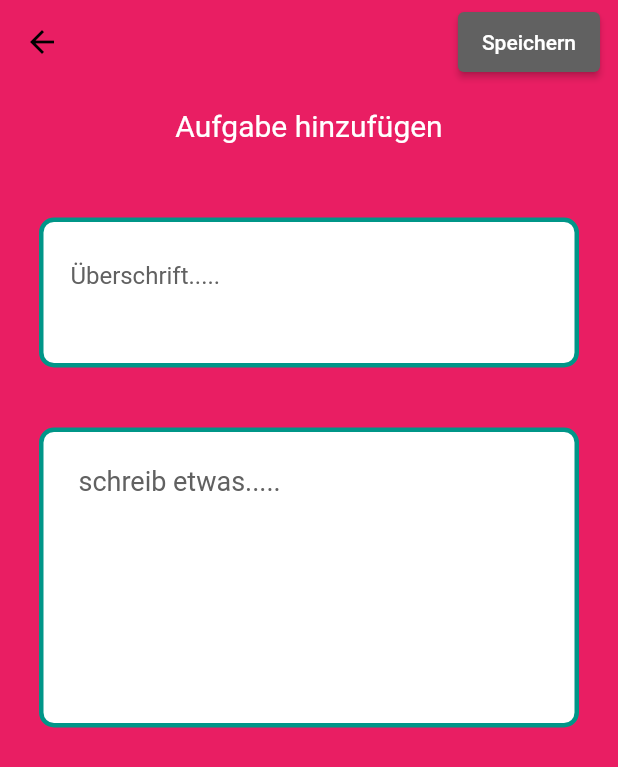
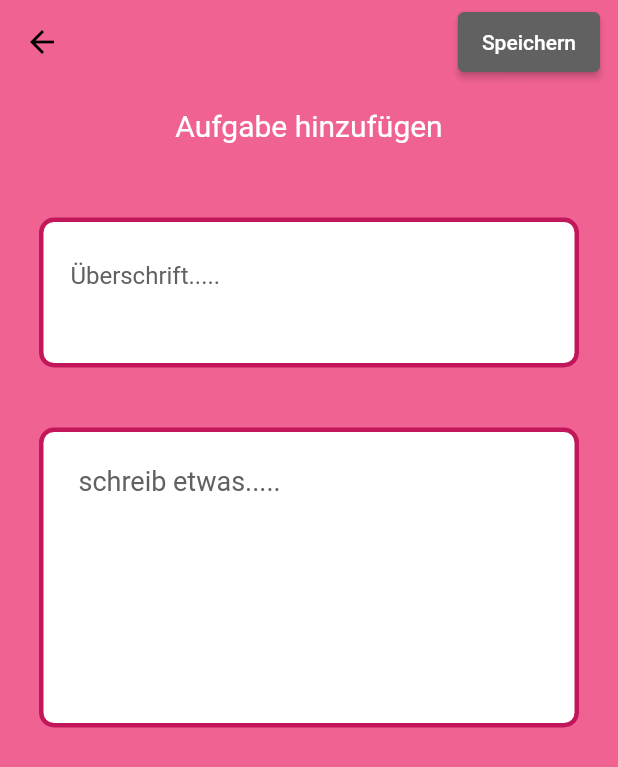
Before and after one commit to stephanxiayu/pink_princess, a Flutter app: the screen it shows after launch, after a tap on the "add" icon, on a phone screen of 412 x 824 dp. Shown: the top 767 px of the screen. Run offline on Flutter 3.47's test engine with Material 2 defaults, Android fonts, the phone set to English and light mode, and no system bars; our stand-ins replace google_mobile_ads, sqflite; accounts and stored records are empty; network calls fail.

Commit message:
Changes to be committed: 	modified:   lib/main.dart 	modified:   lib/note/editnote.dart 	modified:   lib/note/notewidget.dart

```diff
--- a/lib/main.dart
+++ b/lib/main.dart
@@ -23,10 +23,10 @@ class MyApp extends StatelessWidget {
   Widget build(BuildContext context) => MaterialApp(
         debugShowCheckedModeBanner: false,
         title: title,
-        themeMode: ThemeMode.light,
+        themeMode: ThemeMode.dark,
         theme: ThemeData(
           primaryColor: Colors.white,
-          scaffoldBackgroundColor: Colors.pink,
+          scaffoldBackgroundColor: Colors.pink[300],
           appBarTheme: AppBarTheme(
             backgroundColor: Colors.transparent,
             elevation: 0,
--- a/lib/note/editnote.dart
+++ b/lib/note/editnote.dart
@@ -65,13 +65,21 @@ class _AddEditNotePageState extends State<AddEditNotePage> {
       child: ElevatedButton(
         style: ElevatedButton.styleFrom(
           onPrimary: Colors.white,
-          primary: isFormValid ? null : Colors.grey.shade700,
+          primary: isFormValid
+          ? Colors.pink.shade700
+         : Colors.grey.shade700,
+
         ),
         onPressed: addOrUpdateNote,
         child: Text('Speichern'),
       ),
     );
   }
+
+
+
+
+
 
   void addOrUpdateNote() async {
     final isValid = _formKey.currentState!.validate();
--- a/lib/note/notewidget.dart
+++ b/lib/note/notewidget.dart
@@ -49,7 +49,7 @@ class NoteFormWidget extends StatelessWidget {
       decoration: BoxDecoration(
         color: Colors.white,
         border: Border.all(
-            color: Colors.teal,// set border color
+            color: Colors.pink.shade700,// set border color
             width: 3.0),   // set border width
         borderRadius: BorderRadius.all(
             Radius.circular(10.0)), // set rounded corner radius
@@ -58,7 +58,7 @@ class NoteFormWidget extends StatelessWidget {
           maxLines: 1,
           initialValue: title,
           style: TextStyle(
-            color: Colors.red,
+            color: Colors.pink,
             fontWeight: FontWeight.normal,
             fontSize: 20,
           ),
@@ -78,7 +78,7 @@ class NoteFormWidget extends StatelessWidget {
       decoration: BoxDecoration(
         color: Colors.white,
         border: Border.all(
-            color: Colors.teal,// set border color
+            color: Colors.pink.shade700,// set border color
             width: 3.0),   // set border width
         borderRadius: BorderRadius.all(
             Radius.circular(10.0)), // set rounded corner radius
@@ -86,7 +86,7 @@ class NoteFormWidget extends StatelessWidget {
     child: TextFormField(
           maxLines: 5,
           initialValue: description,
-          style: TextStyle(color: Colors.black, fontSize: 18),
+          style: TextStyle(color: Colors.pink, fontSize: 18),
           decoration: InputDecoration(
             border: InputBorder.none,
             hintText: '   schreib etwas.....',
```
